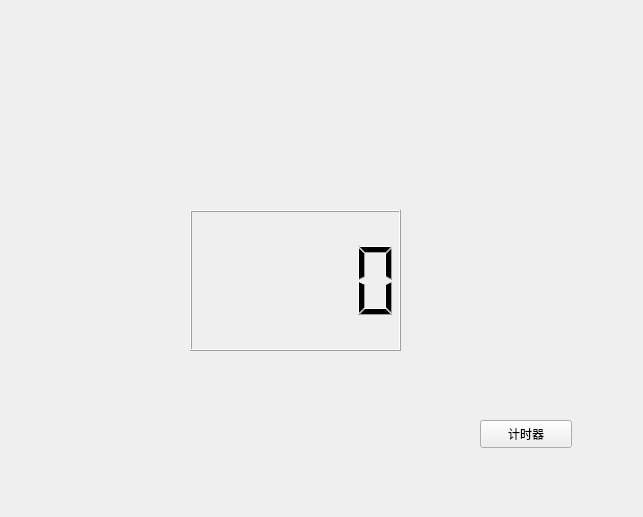
Above: timertool.ui from 2aurora2/CryptoTool before the change. Below: the same form after it.
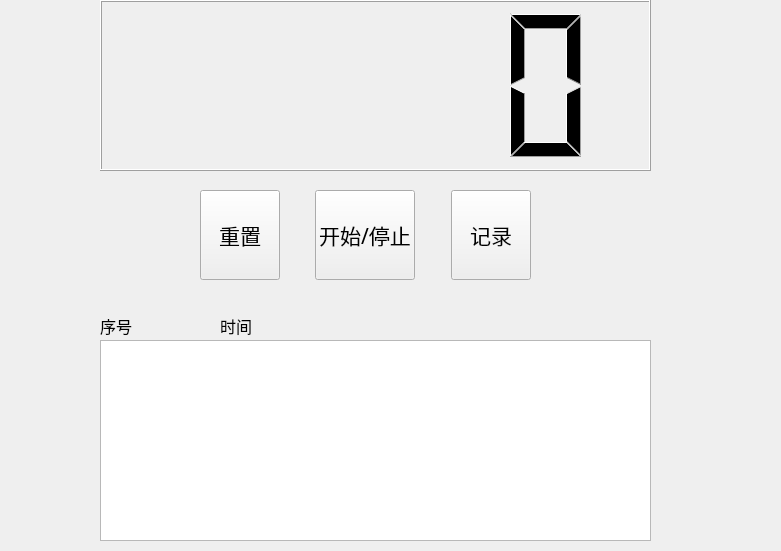
That is the form after the change.

```diff
--- a/timertool.ui
+++ b/timertool.ui
@@ -6,35 +6,202 @@
    <rect>
     <x>0</x>
     <y>0</y>
-    <width>643</width>
-    <height>517</height>
+    <width>781</width>
+    <height>551</height>
    </rect>
   </property>
   <property name="windowTitle">
    <string>Form</string>
   </property>
-  <widget class="QPushButton" name="pushButton">
+  <widget class="QWidget" name="horizontalLayoutWidget">
    <property name="geometry">
     <rect>
-     <x>480</x>
-     <y>420</y>
-     <width>92</width>
-     <height>28</height>
+     <x>100</x>
+     <y>0</y>
+     <width>551</width>
+     <height>171</height>
     </rect>
    </property>
+   <layout class="QHBoxLayout" name="horizontalLayout">
+    <item>
+     <widget class="QLCDNumber" name="TIMER"/>
+    </item>
+   </layout>
+  </widget>
+  <widget class="QWidget" name="gridLayoutWidget">
+   <property name="geometry">
+    <rect>
+     <x>170</x>
+     <y>180</y>
+     <width>391</width>
+     <height>111</height>
+    </rect>
+   </property>
+   <layout class="QGridLayout" name="gridLayout">
+    <item row="0" column="0">
+     <spacer name="horizontalSpacer_4">
+      <property name="orientation">
+       <enum>Qt::Horizontal</enum>
+      </property>
+      <property name="sizeHint" stdset="0">
+       <size>
+        <width>40</width>
+        <height>20</height>
+       </size>
+      </property>
+     </spacer>
+    </item>
+    <item row="0" column="1">
+     <widget class="QPushButton" name="RESETBTN">
+      <property name="minimumSize">
+       <size>
+        <width>0</width>
+        <height>90</height>
+       </size>
+      </property>
+      <property name="font">
+       <font>
+        <family>华文细黑</family>
+        <pointsize>16</pointsize>
+       </font>
+      </property>
+      <property name="text">
+       <string>重置</string>
+      </property>
+     </widget>
+    </item>
+    <item row="0" column="2">
+     <spacer name="horizontalSpacer">
+      <property name="orientation">
+       <enum>Qt::Horizontal</enum>
+      </property>
+      <property name="sizeHint" stdset="0">
+       <size>
+        <width>40</width>
+        <height>20</height>
+       </size>
+      </property>
+     </spacer>
+    </item>
+    <item row="0" column="5">
+     <widget class="QPushButton" name="RECORDBTN">
+      <property name="minimumSize">
+       <size>
+        <width>0</width>
+        <height>90</height>
+       </size>
+      </property>
+      <property name="font">
+       <font>
+        <family>华文细黑</family>
+        <pointsize>16</pointsize>
+       </font>
+      </property>
+      <property name="text">
+       <string>记录</string>
+      </property>
+     </widget>
+    </item>
+    <item row="0" column="4">
+     <spacer name="horizontalSpacer_3">
+      <property name="orientation">
+       <enum>Qt::Horizontal</enum>
+      </property>
+      <property name="sizeHint" stdset="0">
+       <size>
+        <width>40</width>
+        <height>20</height>
+       </size>
+      </property>
+     </spacer>
+    </item>
+    <item row="0" column="3">
+     <widget class="QPushButton" name="STARTSTOPBTN">
+      <property name="minimumSize">
+       <size>
+        <width>0</width>
+        <height>90</height>
+       </size>
+      </property>
+      <property name="font">
+       <font>
+        <family>华文细黑</family>
+        <pointsize>16</pointsize>
+       </font>
+      </property>
+      <property name="text">
+       <string>开始/停止</string>
+      </property>
+     </widget>
+    </item>
+    <item row="0" column="6">
+     <spacer name="horizontalSpacer_2">
+      <property name="orientation">
+       <enum>Qt::Horizontal</enum>
+      </property>
+      <property name="sizeHint" stdset="0">
+       <size>
+        <width>40</width>
+        <height>20</height>
+       </size>
+      </property>
+     </spacer>
+    </item>
+   </layout>
+  </widget>
+  <widget class="QListWidget" name="RECORDLIST">
+   <property name="geometry">
+    <rect>
+     <x>100</x>
+     <y>340</y>
+     <width>551</width>
+     <height>201</height>
+    </rect>
+   </property>
+  </widget>
+  <widget class="QLabel" name="IDLABEL">
+   <property name="geometry">
+    <rect>
+     <x>100</x>
+     <y>310</y>
+     <width>121</width>
+     <height>31</height>
+    </rect>
+   </property>
+   <property name="font">
+    <font>
+     <family>华文细黑</family>
+     <pointsize>12</pointsize>
+    </font>
+   </property>
+   <property name="layoutDirection">
+    <enum>Qt::LeftToRight</enum>
+   </property>
+   <property name="styleSheet">
+    <string notr="true"/>
+   </property>
    <property name="text">
-    <string>计时器</string>
+    <string>序号</string>
    </property>
   </widget>
-  <widget class="QLCDNumber" name="lcdNumber">
+  <widget class="QLabel" name="TIMELABEL">
    <property name="geometry">
     <rect>
-     <x>190</x>
-     <y>210</y>
-     <width>211</width>
-     <height>141</height>
+     <x>220</x>
+     <y>310</y>
+     <width>431</width>
+     <height>31</height>
     </rect>
    </property>
+   <property name="font">
+    <font>
+     <family>华文细黑</family>
+     <pointsize>12</pointsize>
+    </font>
+   </property>
+   <property name="text">
+    <string>时间</string>
+   </property>
   </widget>
  </widget>
  <resources/>
```
